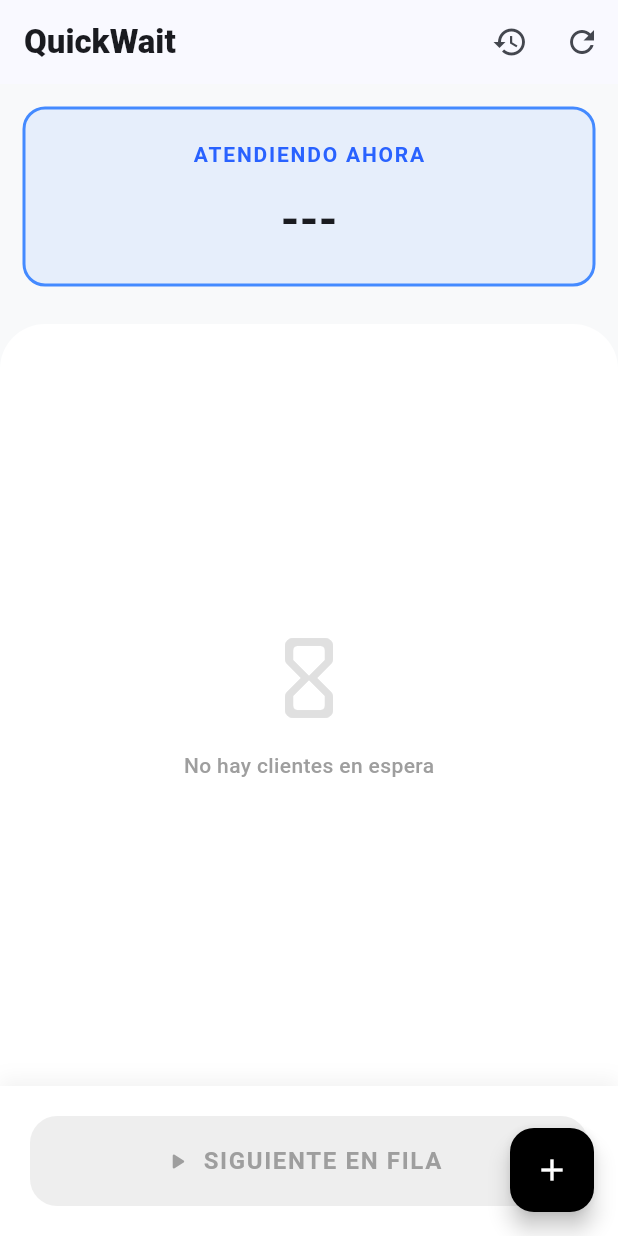
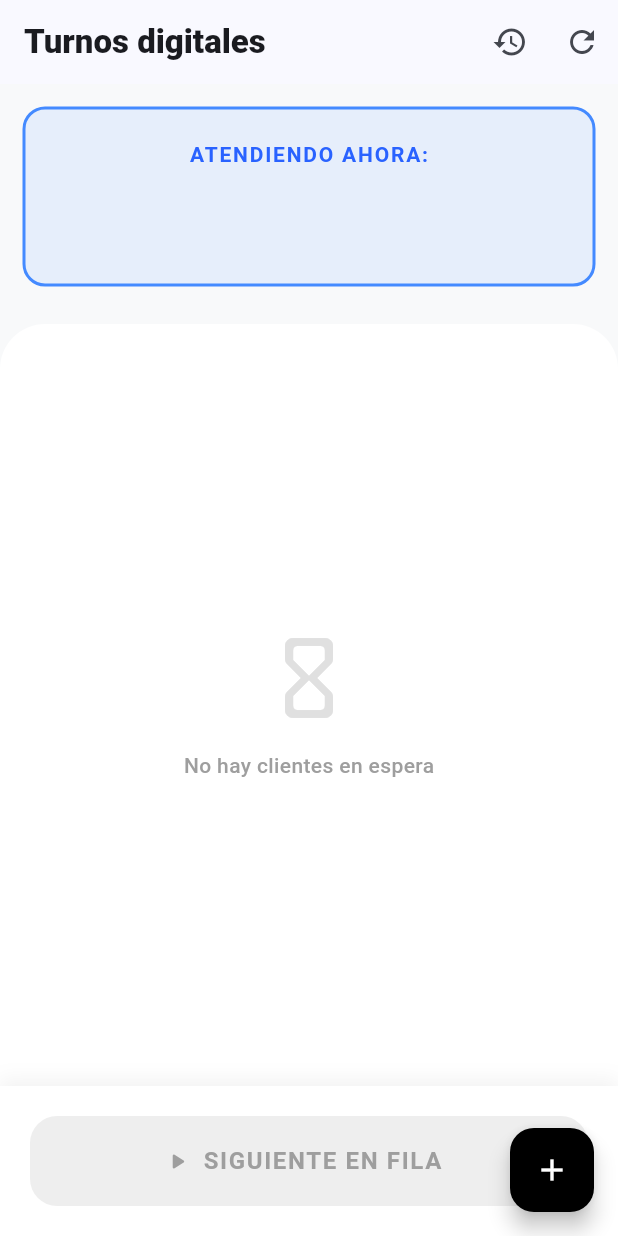
Before and after one commit to katherine4G/colas_app, a Flutter app: the screen it shows after launch, on a phone screen of 412 x 824 dp. Run offline on Flutter 3.47's test engine with Material 3 defaults, Android fonts, the phone set to English and light mode, and no system bars.

Commit message:
proyecto de colas FIFO

```diff
--- a/lib/screens/home_screen.dart
+++ b/lib/screens/home_screen.dart
@@ -22,7 +22,7 @@ class _HomeScreenState extends State<HomeScreen> {
       backgroundColor: const Color(0xFFF8F9FA),
       appBar: AppBar(
         title: const Text(
-          'QuickWait',
+          'Turnos digitales',
           style: TextStyle(fontWeight: FontWeight.w900),
         ),
         centerTitle: false,
@@ -44,10 +44,8 @@ class _HomeScreenState extends State<HomeScreen> {
       ),
       body: Column(
         children: [
-          // 1. Cabecera con el turno en atención
           TurnoActualCard(turno: manager.turnoActual),
 
-          // 2. Contenedor de la lista (Estructura de la cola)
           Expanded(
             child: Container(
               margin: const EdgeInsets.only(top: 10),
@@ -81,7 +79,6 @@ class _HomeScreenState extends State<HomeScreen> {
             ),
           ),
 
-          // 3. Botón de Acción (Componente separado)
           BotonAccionCola(
             onPressed: manager.cola.isEmpty
                 ? null
--- a/lib/widgets/turno_actual_card.dart
+++ b/lib/widgets/turno_actual_card.dart
@@ -22,7 +22,7 @@ class TurnoActualCard extends StatelessWidget {
       child: Column(
         children: [
           Text(
-            "ATENDIENDO AHORA",
+            "ATENDIENDO AHORA:",
             style: TextStyle(
               fontSize: 14,
               fontWeight: FontWeight.bold,
@@ -33,7 +33,7 @@ class TurnoActualCard extends StatelessWidget {
           const SizedBox(height: 10),
           // Si no hay turno, mostramos un guion o mensaje
           Text(
-            turno?.nombre ?? "---",
+            turno?.nombre ?? " ",
             style: const TextStyle(fontSize: 32, fontWeight: FontWeight.bold),
           ),
           if (turno != null)
```
Also changed, not shown: lib/widgets/lista_espera_item.dart (+30 -5 lines).
